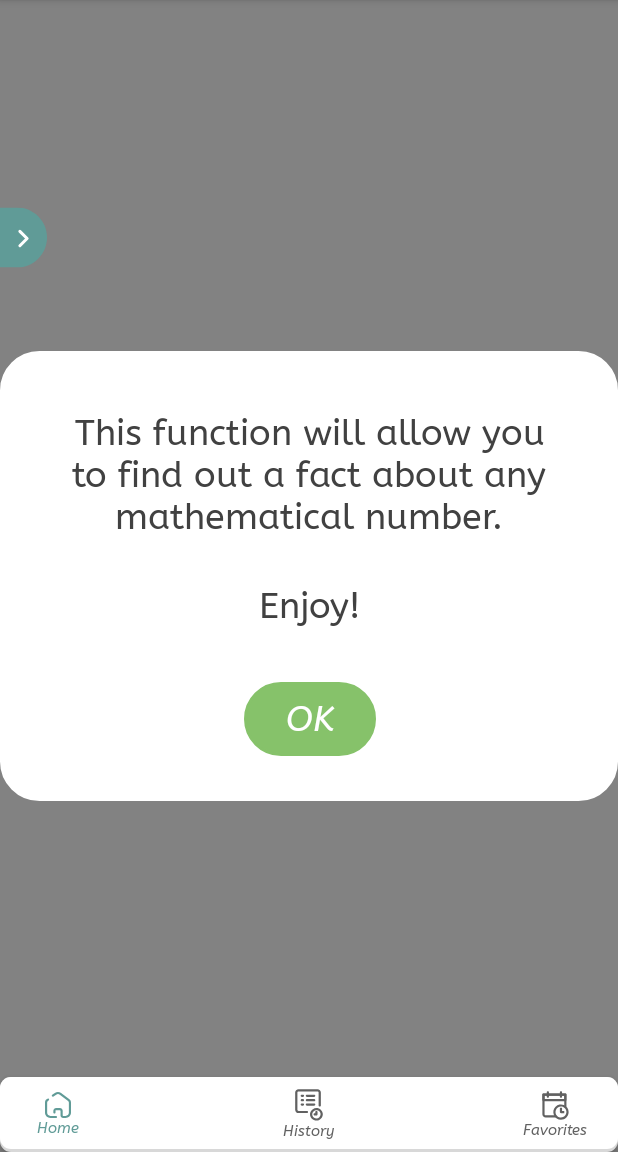
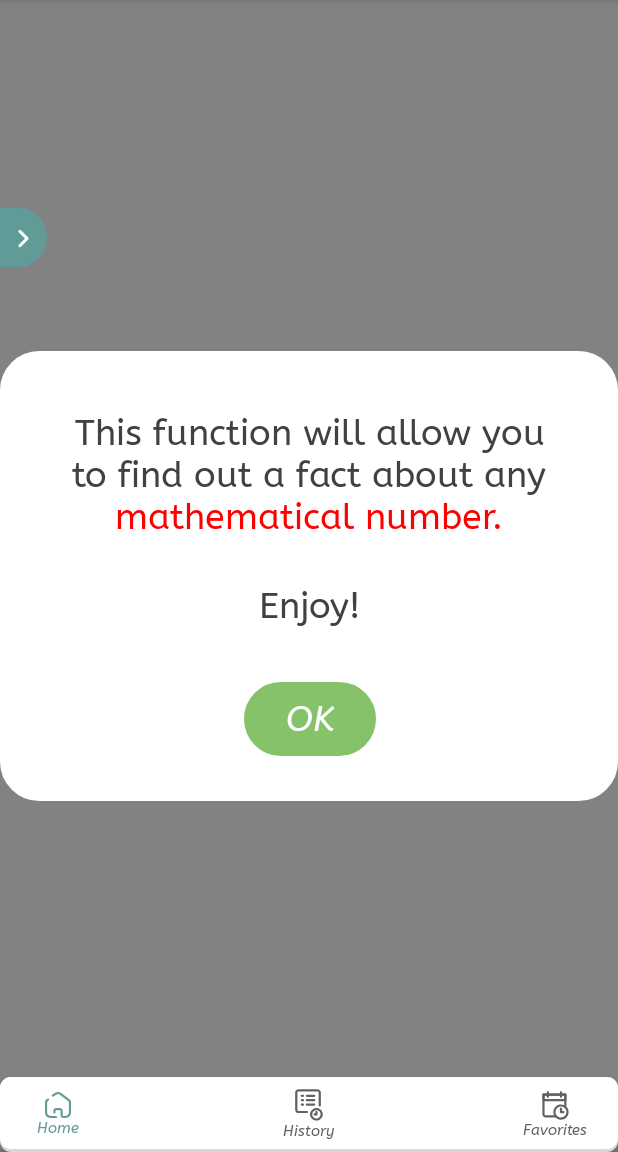
Before and after one commit to mestnq/NumericFacts, an Android app: the HomeFragment screen opened through its navigation route, after a tap on an icon or button, on a phone screen of 412 x 824 dp, the part 84-1236 px from its top. Run offline under Robolectric (Android 15) with nearby library versions, the phone set to English and light mode, and no system bars.

Commit message:
fix navArgs in home fragment

```diff
--- a/app/src/main/java/com/example/numericfacts/ui/fragments/DescriptionFragment.kt
+++ b/app/src/main/java/com/example/numericfacts/ui/fragments/DescriptionFragment.kt
@@ -7,6 +7,7 @@ import android.view.LayoutInflater
 import android.view.View
 import android.view.ViewGroup
 import android.widget.TextView
+import androidx.core.text.HtmlCompat
 import androidx.navigation.findNavController
 import androidx.navigation.fragment.navArgs
 import com.example.numericfacts.R
@@ -52,7 +53,9 @@ class DescriptionFragment : Fragment() {
         super.onViewCreated(view, savedInstanceState)
 
         val args: DescriptionFragmentArgs by navArgs()
-        binding.textDescription.text = resources.getString(R.string.description, args.textDescription)
+
+        val coloredText = HtmlCompat.fromHtml(getString(args.textDescription), HtmlCompat.FROM_HTML_MODE_LEGACY)
+        binding.textDescription.text = coloredText
 
         binding.ok.setOnClickListener {
             view.findNavController().navigateUp()
--- a/app/src/main/java/com/example/numericfacts/ui/fragments/HomeFragment.kt
+++ b/app/src/main/java/com/example/numericfacts/ui/fragments/HomeFragment.kt
@@ -58,24 +58,24 @@ class HomeFragment : Fragment() {
         //region Helpers
         binding.helper1.setOnClickListener {
             view.findNavController().navigate(
-                HomeFragmentDirections.actionHomeFragmentToDescriptionFragment("any mathematical number")
+                HomeFragmentDirections.actionHomeFragmentToDescriptionFragment(R.string.description_math)
             )
         }
         binding.helper2.setOnClickListener {
             view.findNavController().navigate(
-                HomeFragmentDirections.actionHomeFragmentToDescriptionFragment("any date")
+                HomeFragmentDirections.actionHomeFragmentToDescriptionFragment(R.string.description_date)
             )
         }
         binding.helper3.setOnClickListener {
             view.findNavController().navigate(
-                HomeFragmentDirections.actionHomeFragmentToDescriptionFragment("anything")
+                HomeFragmentDirections.actionHomeFragmentToDescriptionFragment(R.string.description_trivia)
             )
         }
         //endregion
 
         //region Bottom toolbar
 
-        /*binding.
+        /*binding.bar.
             .setOnClickListener {
             view.findNavController().navigate(
                 HomeFragmentDirections.actionHomeFragmentToDescriptionFragment(getString(R.string.description_math))
--- a/app/src/main/res/layout/fragment_description.xml
+++ b/app/src/main/res/layout/fragment_description.xml
@@ -41,7 +41,7 @@
         android:layout_marginEnd="20dp"
         android:layout_marginTop="40dp"
         android:textAppearance="@style/description"
-        android:text="@string/description"
+        android:text="@string/error"
         android:fontFamily="@font/abeezee_regular"
         android:gravity="center_horizontal|top"
         app:layout_constraintVertical_bias="0.0"
--- a/app/src/main/res/navigation/nav_graph.xml
+++ b/app/src/main/res/navigation/nav_graph.xml
@@ -51,10 +51,10 @@
             app:destination="@id/favoritesListFragment" />
         <argument
             android:name="text_description"
-            app:argType="string"
-            app:nullable="true"
+            app:argType="integer" />
+           <!-- app:nullable="true"
             android:defaultValue="null"
-            />
+            />-->
     </fragment>
     <fragment
         android:id="@+id/chooseNumberFragment"
--- a/app/src/main/res/values/strings.xml
+++ b/app/src/main/res/values/strings.xml
@@ -12,10 +12,9 @@
     <string name="date_type">date</string>
     <string name="trivia">trivia</string>
     <string name="random">random!</string>
-    <string name="description">This function will allow you to find out a fact about <font color='#DC7070'>%1$s.</font></string>
-    <!--<string name="description_trivia">This function will allow you to find out a fact about <font color='#DC7070'>anything.</font></string>
-    <string name="description_date">This function will allow you to find out a fact about any <font color='#DC7070'>any date.</font></string>-->
-    <!--any mathematical number-->
+    <string name="description_math"><![CDATA[This function will allow you to find out a fact about any <font color="#FF0000">mathematical number.</font>]]></string>
+    <string name="description_trivia"><![CDATA[This function will allow you to find out a fact about <font color="#FF0000">anything.</font>]]></string>
+    <string name="description_date"><![CDATA[This function will allow you to find out a fact about any <font color="#FF0000">date.</font>]]></string>
     <string name="enjoy">Enjoy!</string>
     <string name="ok">OK</string>
     <string name="text_type">You have chosen this type:</string>
@@ -34,5 +33,6 @@
     <string name="favorites">Favorites</string>
     <string name="find_your_favorites">Find your favorites</string>
     <string name="fact_list_2">April 30th is the day in 1894 that Coxey\'s Army reaches Washington, D.C. to protest the unemployment caused by the Panic of 1893.</string>
+    <string name="error">Oops! There was some error, <font color='#DC7070'>sorry.</font></string>
 
 </resources>
```
Also changed, not shown: app/src/main/res/layout/fragment_home.xml (+7 -8 lines).
